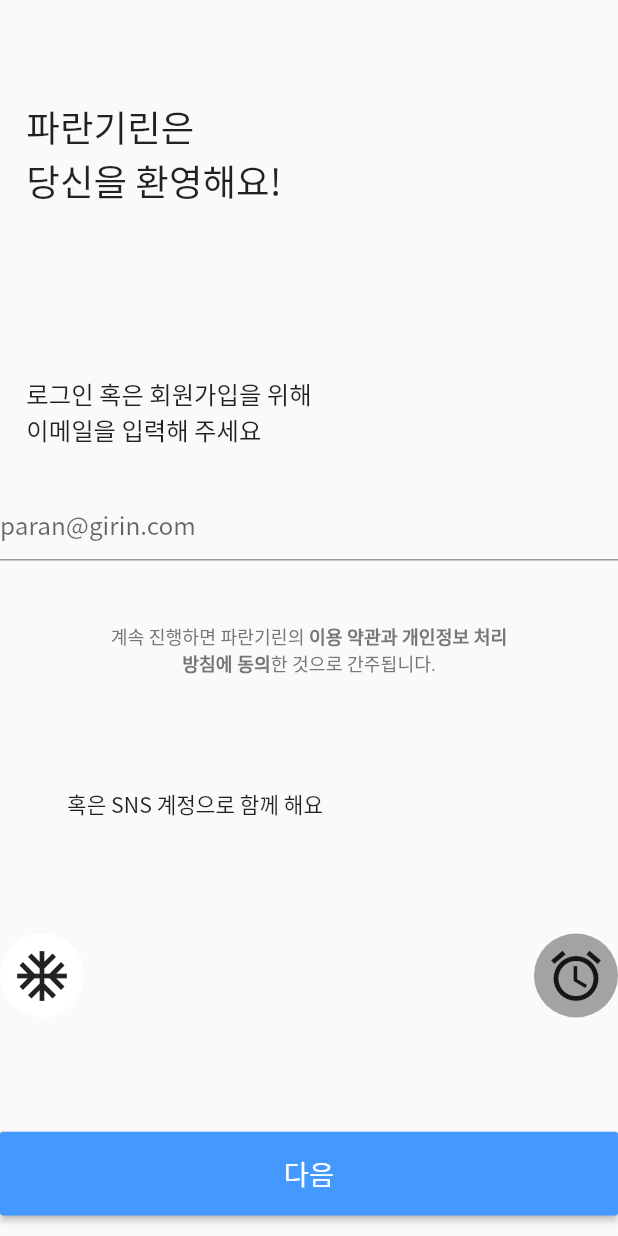
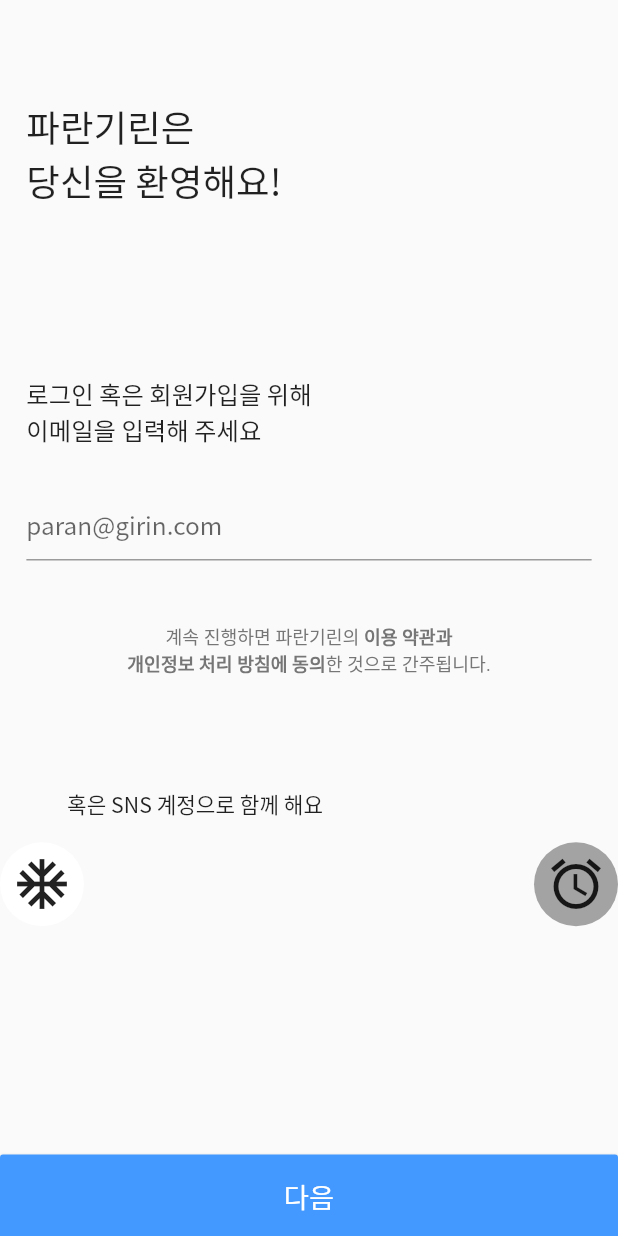
Before and after one commit to dandicompany/project_parangirin, a Flutter app: the LoginPage screen opened by its route, on a phone screen of 412 x 824 dp. Run offline on Flutter 3.47's test engine with Material 2 defaults, Android fonts, the phone set to English and light mode, and no system bars; our stand-ins replace flare_flutter, flutter_screenutil, fluttertoast, lottie, shared_preferences; accounts and stored records are empty; network calls fail.

```diff
--- a/paran_girin/lib/layout/default.dart
+++ b/paran_girin/lib/layout/default.dart
@@ -1,11 +1,13 @@
 import 'package:flutter/material.dart';
 import 'package:flutter_screenutil/flutter_screenutil.dart';
+import 'package:paran_girin/gallery/gallery_page.dart';
 import 'package:paran_girin/home/home_page.dart';
 import 'package:paran_girin/layout/tab_button.dart';
 import 'package:fluttertoast/fluttertoast.dart';
 import 'package:paran_girin/login/baby_info.dart';
 import 'package:paran_girin/login/login_page.dart';
 import 'package:paran_girin/my/mypage.dart';
+import 'package:paran_girin/question/question_page.dart';
 
 class DefaultLayout extends StatefulWidget {
   @override
@@ -70,9 +72,9 @@ class _DefaultLayoutState extends State<DefaultLayout>
             case 0:
               return HomePage(); // HomePage();
             case 1:
-              return BabyInfo(); // QuestionPage();
+              return QuestionPage(); // QuestionPage();
             case 2:
-              return LoginPage(); // ArchivePage();
+              return GalleryPage(); // ArchivePage();
             case 3:
               return MyPage(); // MyPage();
           }
--- a/paran_girin/lib/login/login_page.dart
+++ b/paran_girin/lib/login/login_page.dart
@@ -19,6 +19,7 @@ class _LoginPageState extends State<LoginPage> {
   //  printScreenInformation();
   return Scaffold(
       body: Column(
+        mainAxisSize: MainAxisSize.min,
         children: <Widget>[
           SizedBox(height: ScreenUtil().setHeight(66)),
           _loginTitle(),
@@ -30,7 +31,7 @@ class _LoginPageState extends State<LoginPage> {
           _loginWarning(),
           SizedBox(height: ScreenUtil().setHeight(75)),
           _loginSNSText(),
-          SizedBox(height: ScreenUtil().setHeight(75)),
+          SizedBox(height: ScreenUtil().setHeight(15)),
           Row(
             mainAxisAlignment: MainAxisAlignment.spaceBetween,
             children: <Widget> [
@@ -38,10 +39,17 @@ class _LoginPageState extends State<LoginPage> {
               _googleButton(),
             ]
           ),
-          SizedBox(height: ScreenUtil().setHeight(75)),
+          SizedBox(height: ScreenUtil().setHeight(150)),
           //_loginButton()
-          SizedBox(
-            width: ScreenUtil().setWidth(375),
+          // Container(
+          //   width: double.infinity,
+          //   height: ScreenUtil().setHeight(55),
+          Positioned(
+            height: ScreenUtil().setHeight(55),
+            left: 0.0,
+            right: 0.0,
+            child: Container(
+            width: double.infinity,
             height: ScreenUtil().setHeight(55),
             child: RaisedButton(
               color: AppTheme.colors.primary2,
@@ -55,9 +63,9 @@ class _LoginPageState extends State<LoginPage> {
                 Navigator.of(context).push(MaterialPageRoute(
                   builder: (context) => BabyInfo()));
               }
-            //child: null
+            )//child: null
             )
-          )
+          ),
         ],
       ),
     );
@@ -107,7 +115,9 @@ Widget _loginDescription() {
 }
 
 Widget _loginInput() {
-  return TextField(
+  return Container(
+    width: ScreenUtil().setWidth(343),
+    child: TextField(
       decoration: InputDecoration(
         hintText: "paran@girin.com",
         hintStyle: TextStyle(
@@ -116,6 +126,7 @@ Widget _loginInput() {
       ),
       keyboardType: TextInputType.emailAddress,
     // obscureText: true, // for password
+    )
   );
 }
 
@@ -141,7 +152,7 @@ Widget _loginWarning() {
               ),
               children: <TextSpan>[
                 new TextSpan(text: '계속 진행하면 파란기린의 '),
-                new TextSpan(text: '이용 약관과 개인정보 처리 방침에 동의',
+                new TextSpan(text: '이용 약관과\n개인정보 처리 방침에 동의',
                   style: new TextStyle(fontWeight: FontWeight.bold)),
                 new TextSpan(text: '한 것으로 간주됩니다.')
               ],
--- a/paran_girin/lib/utils/base_height.dart
+++ /dev/null
@@ -1 +0,0 @@
-import 'package:flutter/material.dart';
--- a/paran_girin/pubspec.yaml
+++ b/paran_girin/pubspec.yaml
@@ -34,6 +34,7 @@ dependencies:
   lottie: ^0.7.0+1
   rive: ^0.6.7
   flare_flutter: ^2.0.6
+  shared_preferences: ^0.5.12+4
 
 dev_dependencies:
   flutter_test:
```
Also changed, not shown: paran_girin/lib/gallery/gallery_page.dart (added, +30 -0 lines), paran_girin/lib/login/baby_info.dart (+7 -3 lines), paran_girin/lib/main.dart (+17 -5 lines), paran_girin/lib/onboarding/onboarding_body.dart (added, +26 -0 lines), paran_girin/lib/onboarding/onboarding_screen.dart (added, +11 -0 lines), paran_girin/lib/question/question_page.dart (added, +42 -0 lines), paran_girin/lib/utils/size_config.dart (added, +26 -0 lines), 22 other files. Lines whose indentation alone changed are shown as unchanged.
